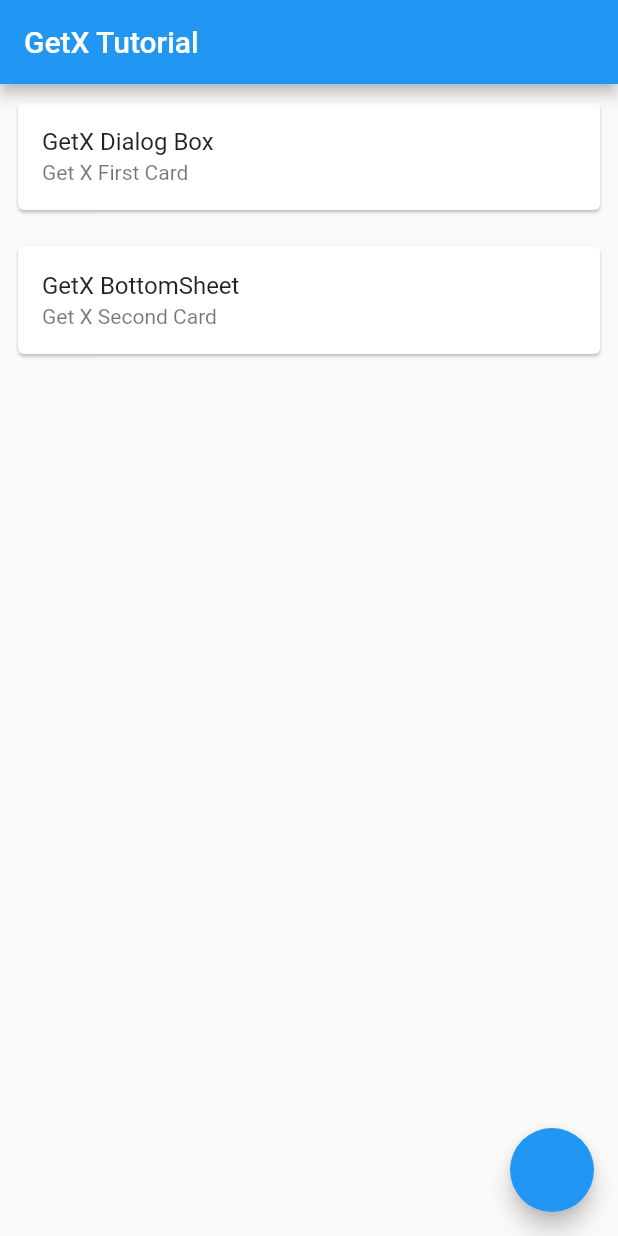
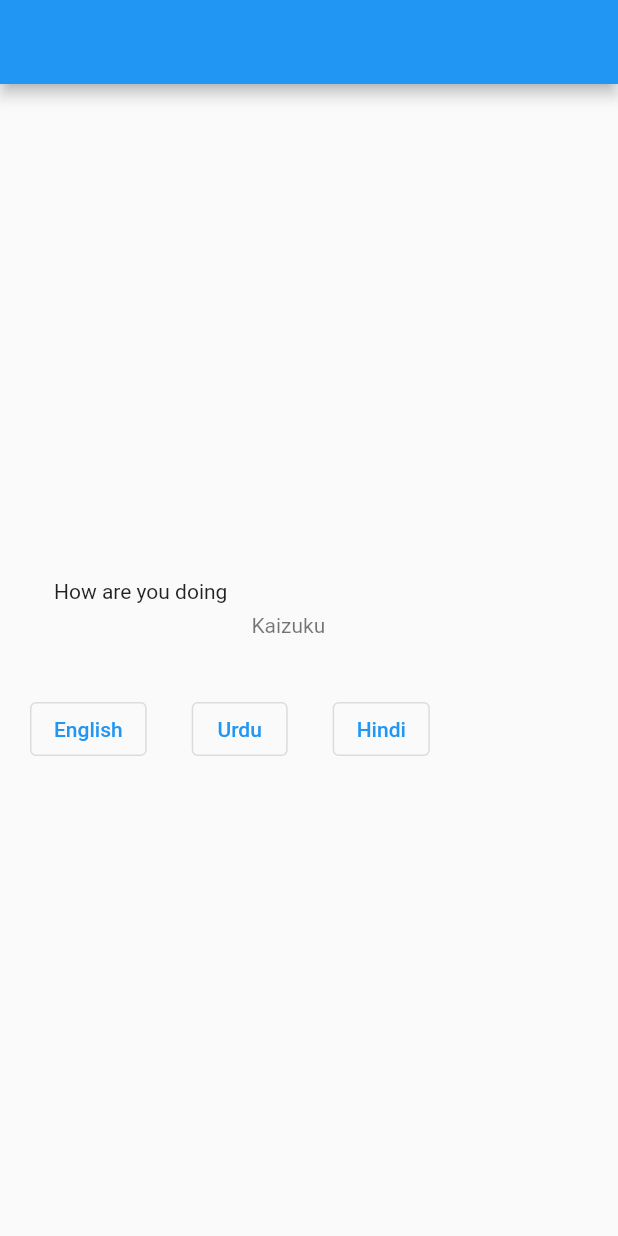
Before and after one commit to Yunus7722/Flutter_GetX_Utilities_and_more, a Flutter app: the screen it shows after launch, on a phone screen of 412 x 824 dp. Run offline on Flutter 3.47's test engine with Material 2 defaults, Android fonts, the phone set to English and light mode, and no system bars; our stand-ins replace get.

Commit message:
added Languages translation

```diff
--- a/lib/main.dart
+++ b/lib/main.dart
@@ -1,4 +1,6 @@
 import 'package:flutter/material.dart';
+import 'package:flutter_getx_remaining_tutorials/model/local_languages.dart';
+import 'package:flutter_getx_remaining_tutorials/pages/language.dart';
 import 'package:get/get.dart';
 
 import 'pages/home_page.dart';
@@ -13,12 +15,17 @@ class MyApp extends StatelessWidget {
   @override
   Widget build(BuildContext context) {
     return GetMaterialApp(
+      debugShowCheckedModeBanner: false,
       title: 'Flutter Demo',
       // theme: ThemeData(
       //   colorScheme: ColorScheme.fromSeed(seedColor: Colors.deepPurple),
       //   useMaterial3: true,
       // ),
-      home: HomePage(),
+      // home: HomePage(),
+      home:Language(),
+      locale: Locale("en","US"),
+      fallbackLocale:Locale("en","US") ,
+      translations: LocalLanguages(),
     );
   }
 }
--- /dev/null
+++ b/lib/model/local_languages.dart
@@ -0,0 +1,24 @@
+import 'package:get/get_navigation/src/root/internacionalization.dart';
+
+class LocalLanguages extends Translations{
+  @override
+  // TODO: implement keys
+  Map<String, Map<String, String>> get keys => {
+    'en_US' : {
+      'message':'How are you doing',
+      'name':'Kaizuku',
+
+    },
+    'ur_PK' : {
+      'message':'آپ کیسے ہیں',
+      'name':'کیزوکو',
+
+    },
+    'hi_IN' : {
+      'message':'आप कैसे हैं',
+      'name':'काईज़ुकू',
+
+    },
+  };
+
+}
--- a/lib/pages/home_page.dart
+++ b/lib/pages/home_page.dart
@@ -1,4 +1,5 @@
 import 'package:flutter/material.dart';
+import 'package:flutter_getx_remaining_tutorials/pages/first_page.dart';
 import 'package:get/get.dart';
 
 class HomePage extends StatelessWidget {
@@ -112,6 +113,11 @@ class HomePage extends StatelessWidget {
                   },
                 ),
               ),
+            ),
+            Container(
+              child: TextButton(onPressed: (){
+                Get.to(FirstPage());
+              }, child: Text("Go to First page")),
             )
           ],
         ),
--- /dev/null
+++ b/lib/pages/language.dart
@@ -0,0 +1,42 @@
+import 'package:flutter/material.dart';
+import 'package:get/get.dart';
+
+class Language extends StatelessWidget {
+  const Language({super.key});
+
+  @override
+  Widget build(BuildContext context) {
+    return Scaffold(
+    appBar: AppBar(),
+    body: Padding(
+      padding: const EdgeInsets.all(20),
+      child: Column(
+        crossAxisAlignment: CrossAxisAlignment.center,
+        mainAxisAlignment: MainAxisAlignment.center,
+          children: [
+            ListTile(
+              leading: Text('message'.tr),
+              subtitle: Text('name'.tr),
+            ),
+            SizedBox(height: 20,),
+            Row(
+              children: [
+                OutlinedButton(onPressed: (){
+                  Get.updateLocale(Locale('en','US'));
+                }, child: Text('English')),
+                SizedBox(width: 30,),
+                 OutlinedButton(onPressed: (){
+                  Get.updateLocale(Locale('ur','PK'));
+                 }, child: Text('Urdu')),
+                  SizedBox(width: 30,),
+                 OutlinedButton(onPressed: (){
+                  Get.updateLocale(Locale('hi','IN'));
+                 }, child: Text('Hindi'))
+              ],
+            )
+          ],
+      ),
+    ),
+    );
+  }
+}
```
Also changed, not shown: lib/pages/first_page.dart (added, +68 -0 lines).
